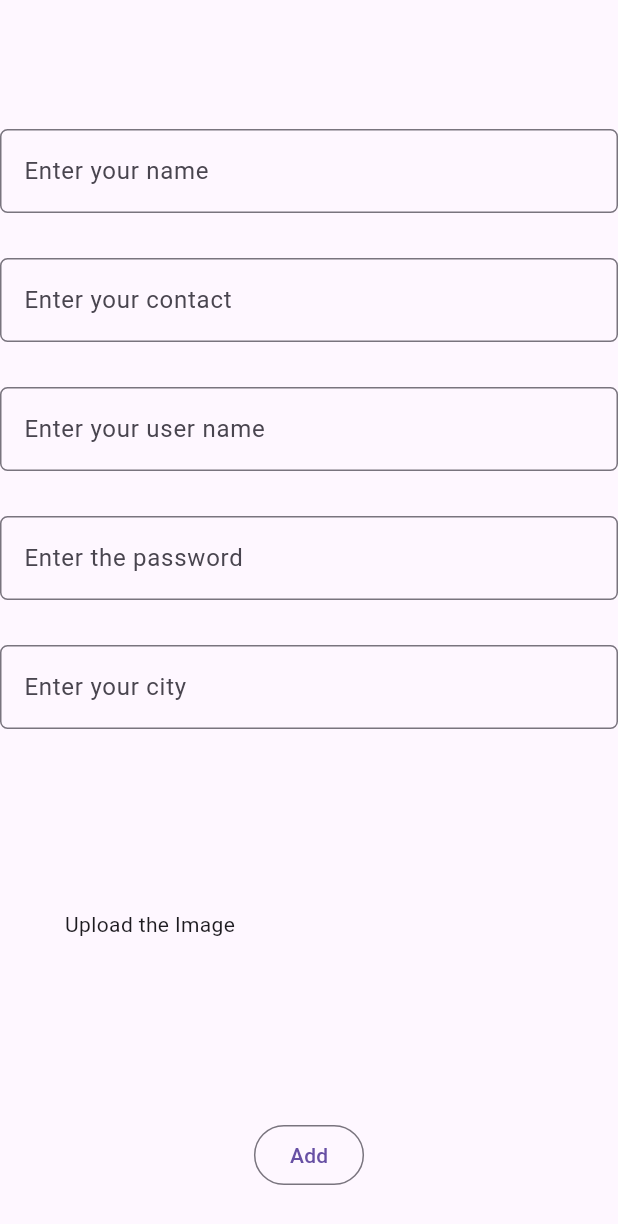
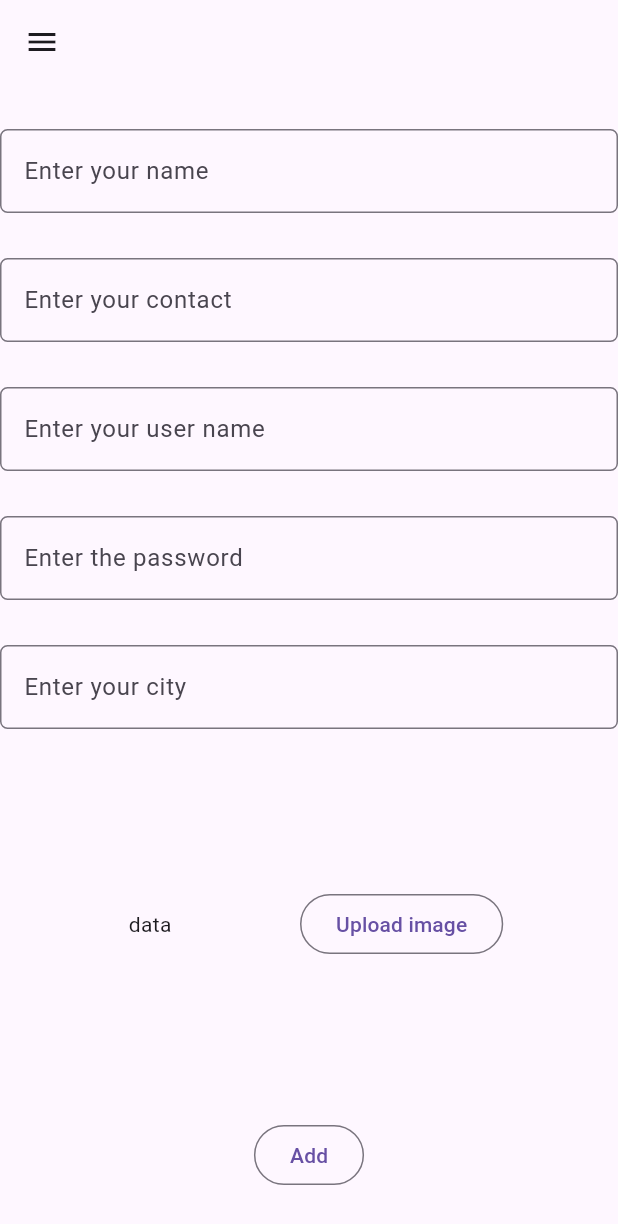
Before and after one commit to Shubhamlathiyaio/contact-book, a Flutter app: the screen it shows after launch, after a tap on "Add", on a phone screen of 412 x 824 dp. Shown: the top 1224 px of the screen. Run offline on Flutter 3.47's test engine with Material 3 defaults, Android fonts, the phone set to English and light mode, and no system bars; our stand-ins replace dio, image_picker.

Commit message:
Image upload
Image upload

```diff
--- a/lib/Add.dart
+++ b/lib/Add.dart
@@ -1,9 +1,10 @@
+import 'dart:convert';
 import 'dart:io';
-
 import 'package:contact_book/Data/config.dart';
 import 'package:dio/dio.dart';
 import 'package:flutter/material.dart';
 import 'package:image_picker/image_picker.dart';
+import 'package:http/http.dart' as http;
 
 class Add extends StatefulWidget {
   const Add({super.key});
@@ -18,38 +19,93 @@ class _AddState extends State<Add> {
   TextEditingController user = TextEditingController();
   TextEditingController password = TextEditingController();
   TextEditingController city = TextEditingController();
+  ImagePicker picker = ImagePicker();
+  XFile? image;
 
   @override
   Widget build(BuildContext context) {
-    final dio=Dio();
-    ImagePicker picker = ImagePicker();
-    XFile ?image;
+    final dio = Dio();
+
+    var themecolore = Colors.blue;
 
     return Scaffold(
+      drawer: Drawer(
+          child: Column(
+        children: [
+          DrawerHeader(
+              child: UserAccountsDrawerHeader(
+                  decoration: BoxDecoration(color: themecolore),
+                  accountName: Text('Shubham'),
+                  accountEmail: Text('94844444047')),
+              duration: Duration(seconds: 1)),
+        ],
+      )),
       appBar: AppBar(),
-      body: Column(
-        mainAxisAlignment: MainAxisAlignment.spaceEvenly,
+      resizeToAvoidBottomInset: false,
+      body: Column(mainAxisAlignment: MainAxisAlignment.spaceEvenly,
           children: [
         con.tf(name, "Enter your name"),
         con.tf(contact, "Enter your contact",),
-          con.tf(name, "Enter your user name"),
-          con.tf(name, "Enter the password"),
-          con.tf(name, "Enter your city"),
+        con.tf(user, "Enter your user name"),
+        con.tf(password, "Enter the password"),
+        con.tf(city, "Enter your city"),
         Row(
           children: [
             Container(
                 height: 200,
                 width: 200,
                 alignment: Alignment.center,
-                child: image!=null ? Image(image: FileImage(File(image!.path))) : Text("Upload the Image"),
-              )
+                child: image != null
+                    ? Image(image: FileImage(File(image!.path)))
+                    : Text('data')),
+            OutlinedButton(
+                onPressed: () {
+                  showDialog(
+                    context: context,
+                    builder: (context) {
+                      return AlertDialog(
+                        title: Text('Choose Image'),
+                        actions: [
+                          TextButton(
+                              onPressed: () async {
+                                image = await picker.pickImage(
+                                    source: ImageSource.camera);
+                                Navigator.pop(context);
+                                setState(() {});
+                              },
+                              child: Text('Camera')),
+                          TextButton(
+                              onPressed: () async {
+                                image = await picker.pickImage(
+                                    source: ImageSource.gallery);
+                                Navigator.pop(context);
+                                setState(() {});
+                              },
+                              child: Text('Gallery')),
+                        ],
+                      );
+                    },
+                  );
+                },
+                child: Text('Upload image'))
           ],
         ),
         OutlinedButton(onPressed: () async {
-            var response = await dio.get('https://firstserver123.000webhostapp.com/Prodect/add.php');
+
+              var img_data = base64Encode(await image!.readAsBytes());
+              final data = FormData.fromMap({
+              'name': '${name.text}',
+              'contact': '${contact.text}',
+              'user': '${user.text}',
+              'password': '${password.text}',
+              'city': '${city.text}',
+              'image': '${img_data}',
+              });
+              final response = await dio.post('https://firstserver123.000webhostapp.com/First_Flutter/add.php', data: data);
               print(response);
+
               }, child: Text('Add'))
-        ],
+      ]
       ),
     );
   }
--- a/pubspec.yaml
+++ b/pubspec.yaml
@@ -37,6 +37,7 @@ dependencies:
   cupertino_icons: ^1.0.2
   dio:
   image_picker:
+  http:
 
 dev_dependencies:
   flutter_test:
```
Also changed, not shown: pubspec.lock, 2 other files. Lines whose indentation alone changed are shown as unchanged.
